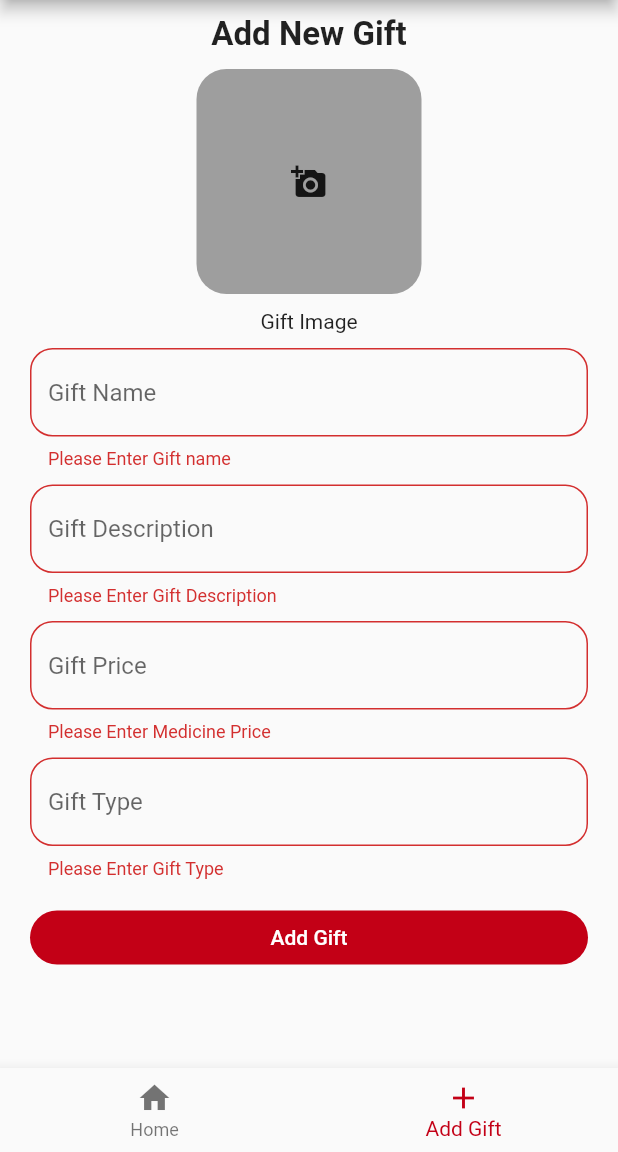
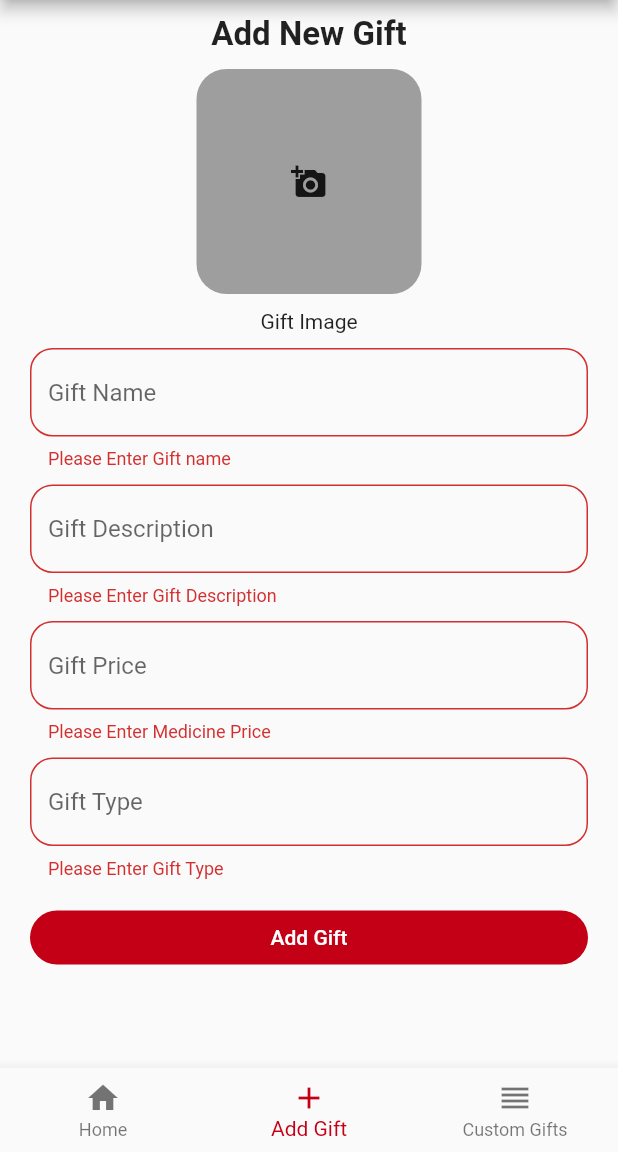
Before and after one commit to Fouad187/Gifty_App, a Flutter app: the AdminHomeScreen screen opened by its route, item 2 of the bottom bar chosen, after a tap on "Add Gift", on a phone screen of 412 x 824 dp, the part 84-1236 px from its top. Run offline on Flutter 3.47's test engine with Material 2 defaults, Android fonts, the phone set to English and light mode, and no system bars; drawn by our look-alikes of modal_progress_hud_nsn; our stand-ins replace cloud_firestore, firebase_auth, firebase_core, firebase_storage, flutter_multi_formatter, flutter_svg and 2 more; accounts and stored records are empty.

Commit message:
Admin Done

```diff
--- a/lib/Providers/admin_data.dart
+++ b/lib/Providers/admin_data.dart
@@ -1,5 +1,7 @@
 import 'package:flutter/cupertino.dart';
+import 'package:gifty/Models/custom_gift.dart';
 import 'package:gifty/Models/gift.dart';
+import 'package:gifty/Models/order.dart';
 import 'package:gifty/Models/user.dart';
 import 'package:gifty/Services/admin_services.dart';
 
@@ -7,7 +9,10 @@ class AdminData extends ChangeNotifier
 {
   UserModel? user;
   List<Gift> gifts=[];
-
+  List<Order> orders=[];
+  List<Order> allOrders=[];
+  List<CustomGift> customGifts=[];
+  List<CustomGift> allCustomGifts=[];
   setUser(UserModel user)
   {
     this.user=user;
@@ -19,4 +24,44 @@ class AdminData extends ChangeNotifier
       notifyListeners();
     });
   }
+  getAdminOrders()
+  {
+    AdminServices.getOrders().then((value) {
+      orders=value;
+      notifyListeners();
+    });
+  }
+  removeFromOrders({required int index})
+  {
+    orders.removeAt(index);
+    notifyListeners();
+  }
+  Future<void> getAllOrders() async
+  {
+    AdminServices.getAllOrders().then((value) {
+      allOrders=value;
+      notifyListeners();
+    });
+  }
+  removeFromCustomGifts({required int index})
+  {
+    customGifts.removeAt(index);
+    notifyListeners();
+  }
+  Future<void> getCustomGifts() async
+  {
+    AdminServices.getCustomGifts().then((value) {
+      customGifts=value;
+      notifyListeners();
+    });
+  }
+
+  Future<void> getAllCustomGifts() async
+  {
+    AdminServices.getAllCustomGifts().then((value) {
+      allCustomGifts=value;
+      notifyListeners();
+    });
+  }
+
 }
--- a/lib/Screens/Admin/Taps/admin_home_tap.dart
+++ b/lib/Screens/Admin/Taps/admin_home_tap.dart
@@ -1,11 +1,48 @@
 import 'package:flutter/material.dart';
-class AdminHomeTap extends StatelessWidget {
+import 'package:gifty/Providers/admin_data.dart';
+import 'package:gifty/Widgets/admin_order_card.dart';
+import 'package:provider/provider.dart';
+class AdminHomeTap extends StatefulWidget {
   const AdminHomeTap({Key? key}) : super(key: key);
 
   @override
+  State<AdminHomeTap> createState() => _AdminHomeTapState();
+}
+
+class _AdminHomeTapState extends State<AdminHomeTap> {
+  @override
+  void initState() {
+    // TODO: implement initState
+    super.initState();
+    WidgetsBinding.instance!.addPostFrameCallback((_) {
+      getOrders();
+    });
+  }
+  getOrders()
+  {
+    Provider.of<AdminData>(context,listen: false).getAdminOrders();
+  }
+  @override
   Widget build(BuildContext context) {
-    return Container(
-      child: Text('Admin'),
+    return Scaffold(
+      body: Padding(
+        padding: EdgeInsets.all(10),
+        child: Column(
+          children: [
+            Center(child: Text('Orders Board' , style: TextStyle(fontSize: 18),)),
+            Divider(),
+            Expanded(
+              child: ListView.builder(
+                itemBuilder: (context, index) {
+                  return AdminOrderCard(order: Provider.of<AdminData>(context).orders[index] , index: index,);
+                },
+                itemCount:Provider.of<AdminData>(context).orders.length,
+              ),
+            ),
+          ],
+        ),
+      ),
     );
+
   }
 }
--- a/lib/Screens/Admin/admin_home_screen.dart
+++ b/lib/Screens/Admin/admin_home_screen.dart
@@ -1,5 +1,6 @@
 import 'package:flutter/material.dart';
 import 'package:gifty/Providers/admin_data.dart';
+import 'package:gifty/Screens/Admin/admin_all_custom_gifts.dart';
 import 'package:gifty/Screens/Admin/admin_all_gifts_screen.dart';
 import 'package:gifty/Screens/Auth/login_screen.dart';
 import 'package:gifty/Services/auth_services.dart';
@@ -7,7 +8,9 @@ import 'package:gifty/Util/constant.dart';
 import 'package:provider/provider.dart';
 
 import 'Taps/add_gift_tap.dart';
+import 'Taps/admin_custom_gift_tap.dart';
 import 'Taps/admin_home_tap.dart';
+import 'admin_all_orders.dart';
 
 class AdminHomeScreen extends StatefulWidget {
   static String id='AdminHomeScreenID';
@@ -24,6 +27,7 @@ class _AdminHomeScreenState extends State<AdminHomeScreen> {
   final taps=[
     AdminHomeTap(),
     AddGiftTap(),
+    AdminCustomGiftTap(),
   ];
   @override
   Widget build(BuildContext context) {
@@ -72,7 +76,18 @@ class _AdminHomeScreenState extends State<AdminHomeScreen> {
                 title: const Text('All Orders', style: TextStyle(color: Colors.black),),
                 leading: const Icon(Icons.reorder, color: fColor),
                 onTap: (){
-
+                  Provider.of<AdminData>(context,listen: false).getAllOrders().then((value) {
+                    Navigator.pushNamed(context,AdminAllOrdersScreen.id);
+                  });
+                },
+              ),
+              ListTile(
+                title: const Text('All Custom Gift', style: TextStyle(color: Colors.black),),
+                leading: const Icon(Icons.reorder, color: fColor),
+                onTap: (){
+                  Provider.of<AdminData>(context,listen: false).getAllCustomGifts().then((value) {
+                    Navigator.pushNamed(context,AdminAllCustomGiftsScreen.id);
+                  });
                 },
               ),
               ListTile(
@@ -106,6 +121,10 @@ class _AdminHomeScreenState extends State<AdminHomeScreen> {
             icon: Icon(Icons.add),
             label: 'Add Gift',
           ),
+          BottomNavigationBarItem(
+            icon: Icon(Icons.reorder),
+            label: 'Custom Gifts',
+          ),
         ],
       ),
       body: taps[selectedIndex],
--- a/lib/Services/admin_services.dart
+++ b/lib/Services/admin_services.dart
@@ -2,7 +2,9 @@ import 'dart:io';
 
 import 'package:cloud_firestore/cloud_firestore.dart';
 import 'package:firebase_storage/firebase_storage.dart';
+import 'package:gifty/Models/custom_gift.dart';
 import 'package:gifty/Models/gift.dart';
+import 'package:gifty/Models/order.dart';
 import 'package:gifty/Models/user.dart';
 import 'package:gifty/Providers/admin_data.dart';
 import 'package:gifty/Util/constant.dart';
@@ -46,4 +48,54 @@ class AdminServices
     return gift;
   }
 
+  static Future<List<Order>> getOrders() async
+  {
+    List<Order> orders=[];
+    await FirebaseFirestore.instance.collection('Orders').where('status' , isEqualTo: 'In Review').get().then((value) {
+      for(int i=0 ; i<value.docs.length ; i++)
+      {
+        orders.add(Order.fromJson(value.docs[i].data()));
+        orders[i].docId=value.docs[i].id;
+      }
+    });
+    return orders;
+  }
+
+  static Future<List<Order>> getAllOrders() async
+  {
+    List<Order> orders=[];
+    await FirebaseFirestore.instance.collection('Orders').get().then((value) {
+      for(int i=0 ; i<value.docs.length ; i++)
+      {
+        orders.add(Order.fromJson(value.docs[i].data()));
+        orders[i].docId=value.docs[i].id;
+      }
+    });
+    return orders;
+  }
+
+  static Future<List<CustomGift>> getCustomGifts() async
+  {
+    List<CustomGift> gifts=[];
+    await FirebaseFirestore.instance.collection('Custom').where('status' , isEqualTo: 'In Review').get().then((value) {
+      for(int i=0 ; i<value.docs.length ; i++)
+      {
+        gifts.add(CustomGift.fromJson(value.docs[i].data()));
+        gifts[i].docId=value.docs[i].id;
+      }
+    });
+    return gifts;
+  }
+  static Future<List<CustomGift>> getAllCustomGifts() async
+  {
+    List<CustomGift> gifts=[];
+    await FirebaseFirestore.instance.collection('Custom').get().then((value) {
+      for(int i=0 ; i<value.docs.length ; i++)
+      {
+        gifts.add(CustomGift.fromJson(value.docs[i].data()));
+        gifts[i].docId=value.docs[i].id;
+      }
+    });
+    return gifts;
+  }
 }
--- a/lib/main.dart
+++ b/lib/main.dart
@@ -11,6 +11,8 @@ import 'Providers/admin_data.dart';
 import 'Providers/modal_hud.dart';
 import 'Providers/navigation.dart';
 import 'Providers/user_data.dart';
+import 'Screens/Admin/admin_all_custom_gifts.dart';
+import 'Screens/Admin/admin_all_orders.dart';
 import 'Screens/Auth/login_screen.dart';
 import 'Screens/Auth/register_screen.dart';
 import 'Screens/User/Taps/user_cart_tap.dart';
@@ -55,6 +57,8 @@ class MyApp extends StatelessWidget {
           /// Admin
           AdminHomeScreen.id:(context)=>AdminHomeScreen(),
           AdminAllGiftsScreen.id:(context)=>AdminAllGiftsScreen(),
+          AdminAllOrdersScreen.id:(context)=>AdminAllOrdersScreen(),
+          AdminAllCustomGiftsScreen.id:(context)=>AdminAllCustomGiftsScreen(),
         },
       ),
     );
```
Also changed, not shown: lib/Screens/Admin/Taps/admin_custom_gift_tap.dart (added, +49 -0 lines), lib/Screens/Admin/admin_all_custom_gifts.dart (added, +25 -0 lines), lib/Screens/Admin/admin_all_orders.dart (added, +28 -0 lines), lib/Widgets/admin_custom_gift_order_card.dart (added, +77 -0 lines), lib/Widgets/admin_order_card.dart (added, +78 -0 lines).
